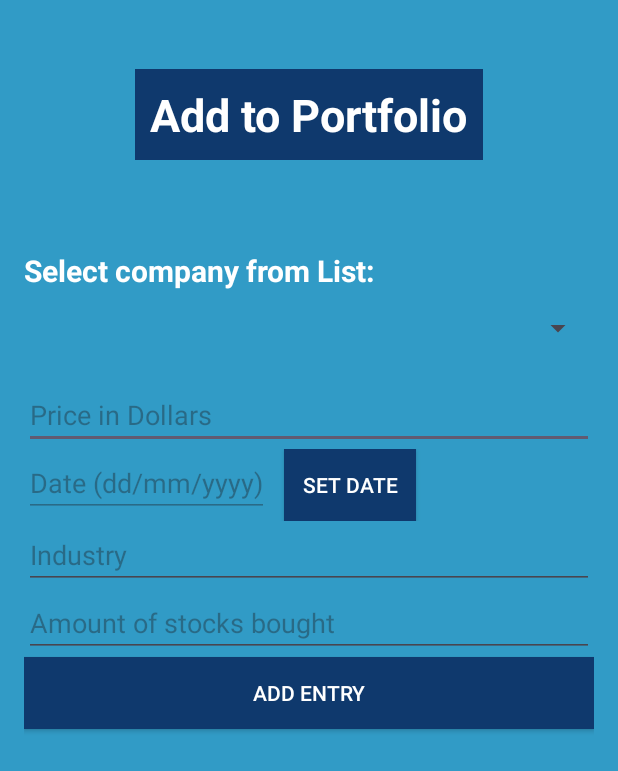
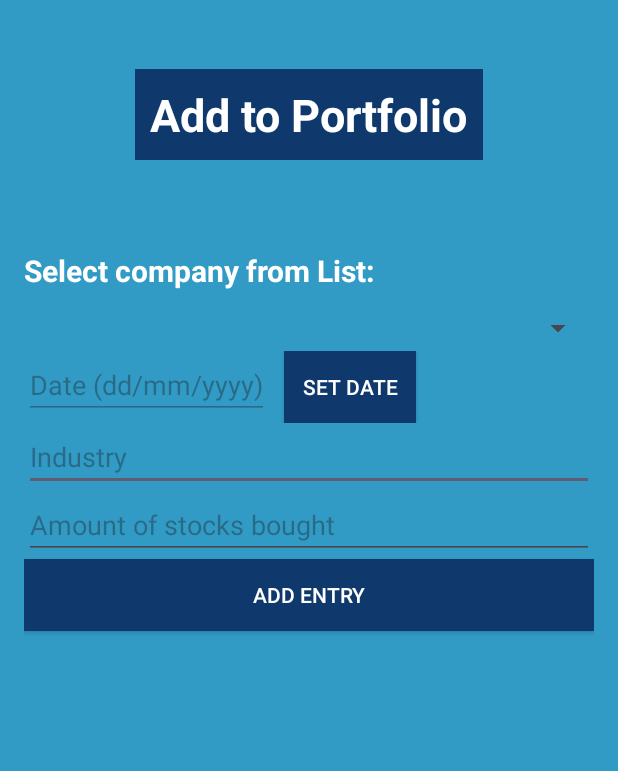
Before and after one commit to Rahul-Nair14/CapitaView, an Android app: the MainDashboard screen opened directly, with no data from a screen before it, after a tap on an icon or button, on a phone screen of 412 x 824 dp. Shown: the top 771 px of the screen. Run offline under Robolectric (Android 15) with nearby library versions, the phone set to English and light mode, and no system bars; our stand-ins replace Firebase (no records; nobody signed in at launch, a user with empty details on screens opened directly).

Commit message:
Added Cache Manager and minor changes

```diff
--- a/app/src/main/java/com/example/capitaview_page_1/MainDashboard.java
+++ b/app/src/main/java/com/example/capitaview_page_1/MainDashboard.java
@@ -3,7 +3,9 @@ package com.example.capitaview_page_1;
 import androidx.annotation.NonNull;
 import androidx.appcompat.app.AppCompatActivity;
 
+import android.content.Context;
 import android.content.Intent;
+import android.content.SharedPreferences;
 import android.media.Image;
 import android.os.Bundle;
 import android.view.Menu;
@@ -26,7 +28,7 @@ public class MainDashboard extends AppCompatActivity {
     ImageButton dashboardNewsVar,dashboardManageVar,dashboardViewVar,dashboardChartsVar;
 
     TextView dashBoardUserName;
-    private static String dashBoardUserNameString;
+    public static String dashBoardUserNameString;
 
     @Override
     protected void onCreate(Bundle savedInstanceState) {
@@ -56,6 +58,12 @@ public class MainDashboard extends AppCompatActivity {
             public void onClick(View view) {
 
                 firebaseAuth.signOut();
+
+                SharedPreferences sharedPreferences = getSharedPreferences("LoginPrefs", Context.MODE_PRIVATE);
+                SharedPreferences.Editor editor = sharedPreferences.edit();
+                editor.putBoolean("isLoggedIn", false);
+                editor.apply();
+
                 Toast.makeText(MainDashboard.this, "Logged out", Toast.LENGTH_SHORT).show();
                 startActivity(new Intent(MainDashboard.this, MainActivity.class));
                 finish();
--- a/app/src/main/java/com/example/capitaview_page_1/ManageActivity.java
+++ b/app/src/main/java/com/example/capitaview_page_1/ManageActivity.java
@@ -53,13 +53,7 @@ public class ManageActivity extends AppCompatActivity {
         userNameForDisplay = findViewById(R.id.manageWelcomeText);
         builder = new AlertDialog.Builder(this);
 
-        Intent intent = getIntent();
-        if (Objects.equals(intent.getStringExtra("activityName"), "mainDashBoard")) {
-            String temp = intent.getStringExtra("userNameFromLogin");
-            userNameForDisplay.setText("Welcome " + temp);
-            userNameForDisplayString = temp;
-        } else
-            userNameForDisplay.setText("Welcome " + userNameForDisplayString);
+        userNameForDisplay.setText("Welcome " + MainDashboard.dashBoardUserNameString);
 
         mAuth = FirebaseAuth.getInstance();
         FirebaseUser currentUser = mAuth.getCurrentUser();
@@ -86,6 +80,8 @@ public class ManageActivity extends AppCompatActivity {
                             // Remove item from list
                             portfolioItemList.remove(position);
                             portfolioAdapter.notifyDataSetChanged();
+
+                            Toast.makeText(ManageActivity.this, "Stocks removed", Toast.LENGTH_SHORT).show();
 
                             databaseReference.addListenerForSingleValueEvent(new ValueEventListener() {
                                 @Override
--- a/app/src/main/res/layout/activity_add_portfolio_entry.xml
+++ b/app/src/main/res/layout/activity_add_portfolio_entry.xml
@@ -36,15 +36,6 @@
         android:spinnerMode="dropdown"
         android:dropDownWidth="match_parent"
         android:hint="Company Name"/>
-
-    <EditText
-        android:layout_marginTop="20dp"
-        android:id="@+id/priceEditText"
-        android:layout_width="match_parent"
-        android:layout_height="wrap_content"
-        android:textColor="@color/white"
-        android:inputType="numberDecimal"
-        android:hint="Price in Dollars"/>
 
     <LinearLayout
         android:layout_width="match_parent"
```
Also changed, not shown: app/src/main/java/com/example/capitaview_page_1/MainActivity.java (+9 -0 lines), app/src/main/java/com/example/capitaview_page_1/SplashActivity.java (+18 -3 lines), app/src/main/java/com/example/capitaview_page_1/addPortfolioEntry.java (+89 -11 lines), app/src/main/java/com/example/capitaview_page_1/cacheManager.java (added, +28 -0 lines).
